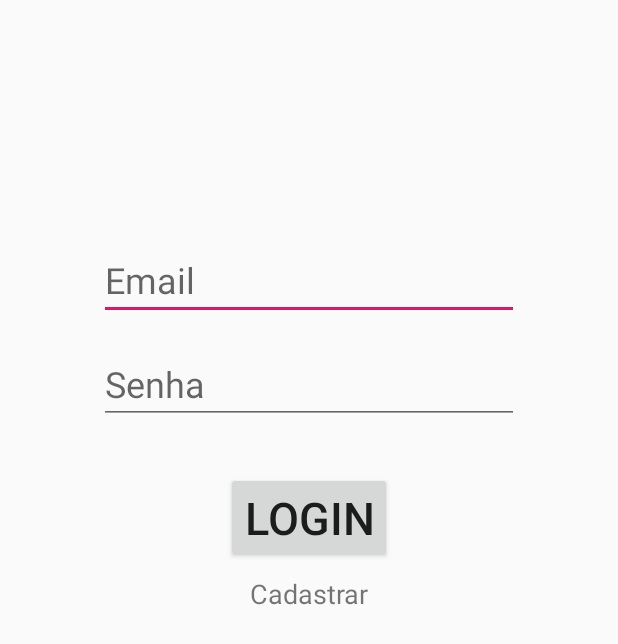
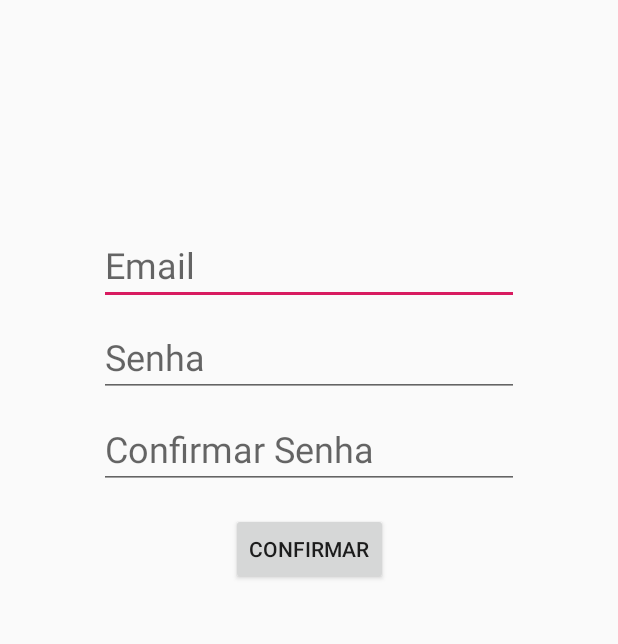
Before and after one commit to daltonvieira/Aplicativo-Final, an Android app: the layout activity_act__cadastro.xml on its own in the app's theme, with its tools: preview values and no code run, on a phone screen of 412 x 824 dp. Shown: the top 644 px of the screen. Run offline under Robolectric (Android 15) with nearby library versions, the phone set to English and light mode, and no system bars.

```diff
--- a/projetoMenu-master/app/src/main/java/com/lourdinas/finalaplication/Cadastro2.java
+++ b/projetoMenu-master/app/src/main/java/com/lourdinas/finalaplication/Act_Cadastro.java
@@ -10,7 +10,7 @@ import android.widget.Button;
 import android.widget.EditText;
 import android.widget.Toast;
 
-public class Cadastro2 extends AppCompatActivity {
+public class Act_Cadastro extends AppCompatActivity {
 
     SharedPreferences meusdados;
     public static final String mypreference = "call";
@@ -18,7 +18,7 @@ public class Cadastro2 extends AppCompatActivity {
     @Override
     protected void onCreate(Bundle savedInstanceState) {
         super.onCreate(savedInstanceState);
-        setContentView(R.layout.activity_cadastro2);
+        setContentView(R.layout.activity_act__cadastro);
 
         meusdados = getSharedPreferences(mypreference, Context.MODE_PRIVATE);
 
@@ -40,7 +40,7 @@ public class Cadastro2 extends AppCompatActivity {
                     editor.commit();
                     Toast.makeText(getApplicationContext(), "Dados Salvos ", Toast.LENGTH_LONG).show();
 
-                    Intent it = new Intent(getApplicationContext(), MainActivity.class);
+                    Intent it = new Intent(getApplicationContext(), Act_Login.class);
                     startActivity(it);
                     finish();
 
--- a/projetoMenu-master/app/src/main/res/layout/activity_cadastro1.xml
+++ b/projetoMenu-master/app/src/main/res/layout/activity_act__cadastro.xml
@@ -4,14 +4,14 @@
     xmlns:tools="http://schemas.android.com/tools"
     android:layout_width="match_parent"
     android:layout_height="match_parent"
-    tools:context=".Cadastro1">
+    tools:context=".Act_Cadastro">
 
     <EditText
-        android:id="@+id/edt_email"
+        android:id="@+id/edi_Email"
         android:layout_width="wrap_content"
         android:layout_height="wrap_content"
         android:layout_marginStart="8dp"
-        android:layout_marginTop="160dp"
+        android:layout_marginTop="150dp"
         android:layout_marginEnd="8dp"
         android:ems="10"
         android:hint="Email"
@@ -22,11 +22,11 @@
         app:layout_constraintTop_toTopOf="parent" />
 
     <EditText
-        android:id="@+id/edt_senha"
+        android:id="@+id/edi_Senha"
         android:layout_width="wrap_content"
         android:layout_height="wrap_content"
         android:layout_marginStart="8dp"
-        android:layout_marginTop="16dp"
+        android:layout_marginTop="8dp"
         android:layout_marginEnd="8dp"
         android:ems="10"
         android:hint="Senha"
@@ -34,33 +34,34 @@
         android:textSize="24sp"
         app:layout_constraintEnd_toEndOf="parent"
         app:layout_constraintStart_toStartOf="parent"
-        app:layout_constraintTop_toBottomOf="@+id/edt_email" />
+        app:layout_constraintTop_toBottomOf="@+id/edi_Email" />
 
-    <Button
-        android:id="@+id/btn_Login"
-        android:layout_width="wrap_content"
-        android:layout_height="wrap_content"
-        android:layout_marginStart="8dp"
-        android:layout_marginTop="32dp"
-        android:layout_marginEnd="8dp"
-        android:text="Login"
-        android:textSize="30sp"
-        app:layout_constraintEnd_toEndOf="parent"
-        app:layout_constraintStart_toStartOf="parent"
-        app:layout_constraintTop_toBottomOf="@+id/edt_senha" />
-
-    <TextView
-        android:id="@+id/btn_Cadastrar"
+    <EditText
+        android:id="@+id/edi_confirmar_senha"
         android:layout_width="wrap_content"
         android:layout_height="wrap_content"
         android:layout_marginStart="8dp"
         android:layout_marginTop="8dp"
         android:layout_marginEnd="8dp"
-        android:text="Cadastrar"
-        android:textSize="18sp"
+        android:ems="10"
+        android:hint="Confirmar Senha "
+        android:inputType="textPassword"
+
+        android:textSize="24sp"
         app:layout_constraintEnd_toEndOf="parent"
         app:layout_constraintStart_toStartOf="parent"
-        app:layout_constraintTop_toBottomOf="@+id/btn_Login" />
+        app:layout_constraintTop_toBottomOf="@+id/edi_Senha" />
 
+    <Button
+        android:id="@+id/btn_Confirmar"
+        android:layout_width="wrap_content"
+        android:layout_height="wrap_content"
+        android:layout_marginStart="8dp"
+        android:layout_marginTop="16dp"
+        android:layout_marginEnd="8dp"
+        android:text="Confirmar"
+        app:layout_constraintEnd_toEndOf="parent"
+        app:layout_constraintStart_toStartOf="parent"
+        app:layout_constraintTop_toBottomOf="@+id/edi_confirmar_senha" />
 
 </android.support.constraint.ConstraintLayout>
--- a/projetoMenu-master/app/src/main/res/layout/activity_multiplas_telas2.xml
+++ b/projetoMenu-master/app/src/main/res/layout/activity_multiplas_telas2.xml
@@ -10,11 +10,12 @@
         android:id="@+id/ed"
         android:layout_width="wrap_content"
         android:layout_height="wrap_content"
-        android:layoutmarginStart="52dp"
+        android:layout_marginStart="52dp"
         android:layout_marginTop="156dp"
         android:text="Idade"
         app:layout_constraintStart_toStartOf="parent"
-        app:layout_constraintTop_toTopOf="parent" />
+        app:layout_constraintTop_toTopOf="parent"
+        android:layout_marginLeft="52dp" />
 
     <EditText
         android:id="@+id/edt_idade"
--- a/projetoMenu-master/app/src/main/res/menu/activity_main_drawer.xml
+++ b/projetoMenu-master/app/src/main/res/menu/activity_main_drawer.xml
@@ -20,9 +20,6 @@
             android:title="Multiplas Telas"
             android:icon="@drawable/ic_menu_perfil"/>
 
-        <item android:id="@+id/cadastro"
-            android:title="Cadastro"
-            android:icon="@drawable/ic_menu_perfil"/>
     </group>
 
     <item android:title="Configurações">
```
Also changed, not shown: projetoMenu-master/app/src/main/AndroidManifest.xml (+10 -12 lines), projetoMenu-master/app/src/main/java/com/lourdinas/finalaplication/Act_Login.java (renamed from projetoMenu-master/app/src/main/java/com/lourdinas/finalaplication/Cadastro1.java, +17 -13 lines), projetoMenu-master/app/src/main/java/com/lourdinas/finalaplication/MainActivity.java (+0 -8 lines), projetoMenu-master/app/src/main/res/layout/activity_act__login.xml (renamed from projetoMenu-master/app/src/main/res/layout/activity_cadastro2.xml, +25 -26 lines).
